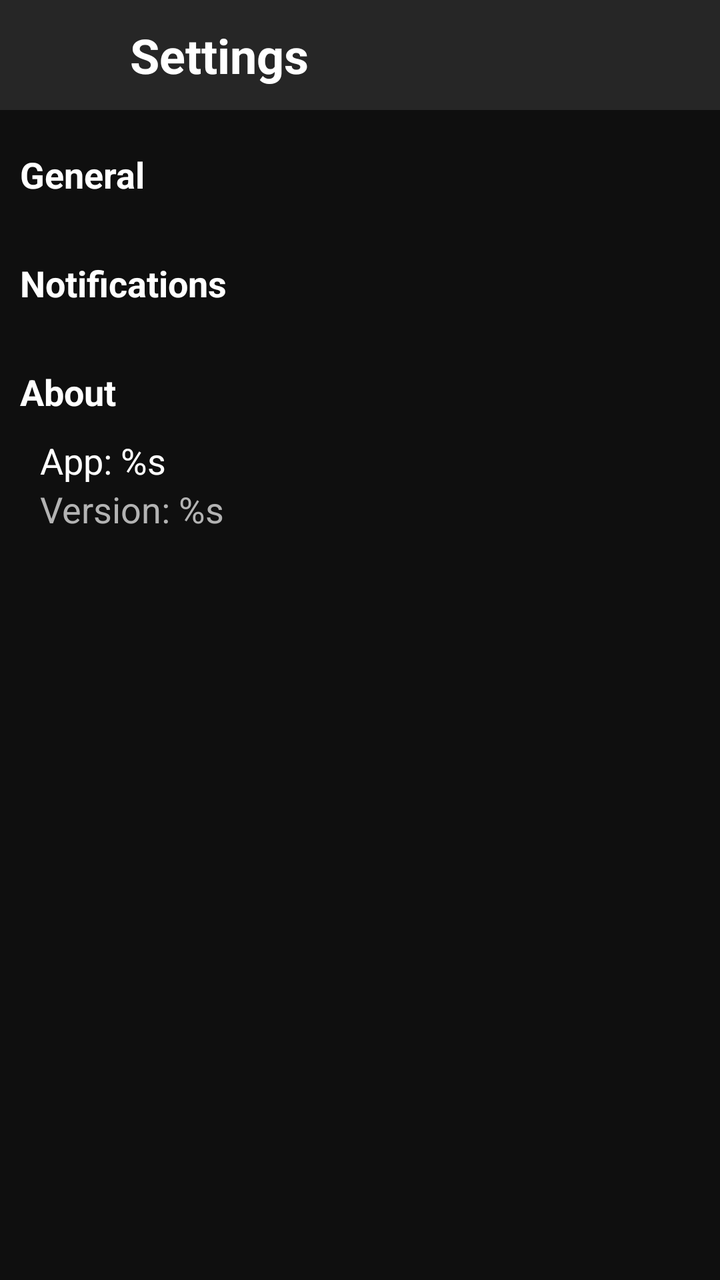
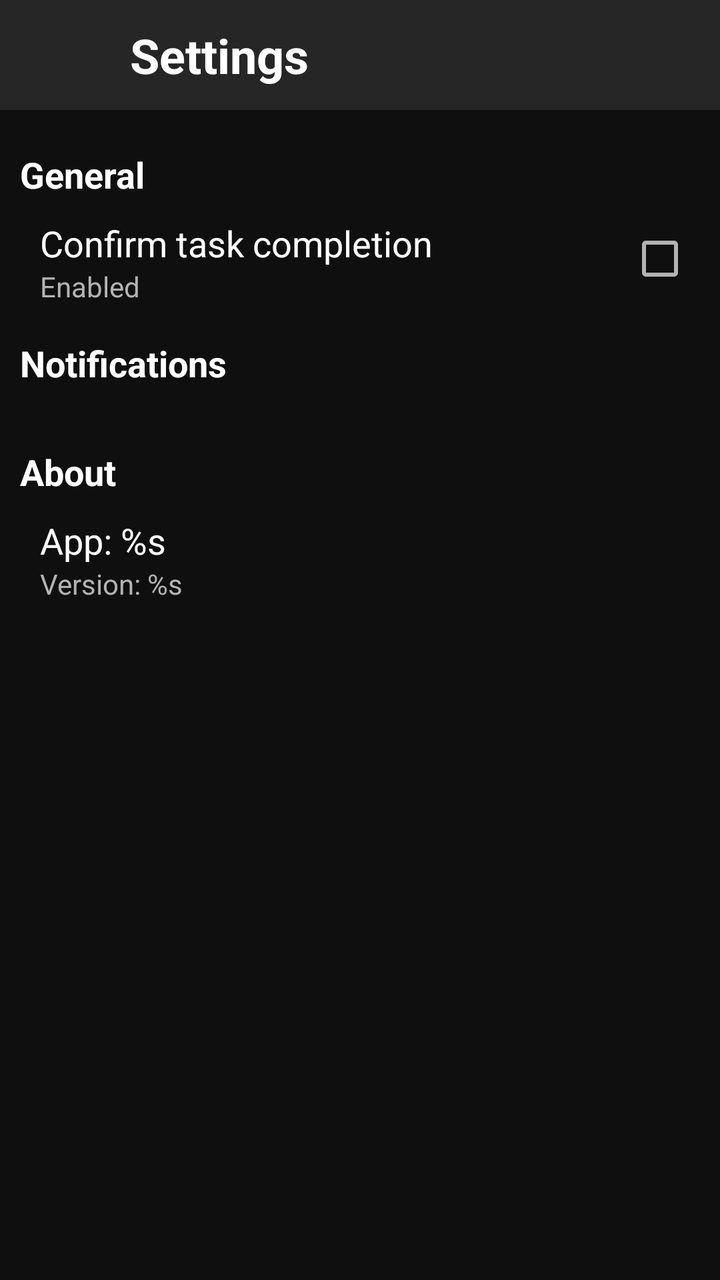

An Android layout rendered at two revisions. The XML below is the earlier revision; the diff shows what the commit changed to produce the second picture.
<!-- AndroidManifest.xml: application theme Theme.MakeMeGrow -->
<!-- res/layout/activity_settings.xml -->
<?xml version="1.0" encoding="utf-8"?>
<androidx.constraintlayout.widget.ConstraintLayout
    xmlns:android="http://schemas.android.com/apk/res/android"
    xmlns:app="http://schemas.android.com/apk/res-auto"
    xmlns:tools="http://schemas.android.com/tools"
    android:id="@+id/main"
    android:layout_width="match_parent"
    android:layout_height="match_parent"
    android:background="@color/black"
    tools:context=".ui.activity.SettingsActivity">

    <LinearLayout
        android:id="@+id/layout_taskbar"
        android:layout_width="match_parent"
        android:layout_height="55dp"
        android:background="@color/dark_gray"
        android:gravity="center_vertical"
        android:paddingHorizontal="20dp"
        app:layout_constraintTop_toTopOf="parent">

        <androidx.appcompat.widget.AppCompatButton
            android:id="@+id/button_back"
            android:layout_width="25dp"
            android:layout_height="25dp"
            android:background="@android:color/transparent"
            android:foreground="@drawable/ic_back" />

        <TextView
            android:layout_width="wrap_content"
            android:layout_height="wrap_content"
            android:layout_marginHorizontal="20dp"
            android:text="@string/settings"
            android:textColor="@color/white"
            android:textSize="@dimen/text_large"
            android:textStyle="bold" />

    </LinearLayout>

    <LinearLayout
        android:layout_width="match_parent"
        android:layout_height="wrap_content"
        app:layout_constraintTop_toBottomOf="@id/layout_taskbar"
        android:layout_margin="10dp"
        android:orientation="vertical">

        <LinearLayout
            android:layout_width="match_parent"
            android:layout_height="wrap_content"
            android:layout_marginVertical="10dp"
            android:orientation="vertical">

            <TextView
                android:layout_width="wrap_content"
                android:layout_height="wrap_content"
                android:layout_marginBottom="10dp"
                android:text="@string/general"
                android:textColor="@color/white"
                android:textSize="@dimen/text_medium"
                android:textStyle="bold"/>

        </LinearLayout>

        <LinearLayout
            android:layout_width="match_parent"
            android:layout_height="wrap_content"
            android:layout_marginVertical="10dp"
            android:orientation="vertical">

            <TextView
                android:layout_width="wrap_content"
                android:layout_height="wrap_content"
                android:layout_marginBottom="10dp"
                android:text="@string/notifications"
                android:textColor="@color/white"
                android:textSize="@dimen/text_medium"
                android:textStyle="bold"/>

        </LinearLayout>

        <LinearLayout
            android:layout_width="match_parent"
            android:layout_height="wrap_content"
            android:layout_marginVertical="10dp"
            android:orientation="vertical">

            <TextView
                android:layout_width="wrap_content"
                android:layout_height="wrap_content"
                android:layout_marginBottom="10dp"
                android:text="@string/about"
                android:textColor="@color/white"
                android:textSize="@dimen/text_medium"
                android:textStyle="bold"/>

            <TextView
                android:id="@+id/text_app_name"
                android:layout_width="wrap_content"
                android:layout_height="wrap_content"
                android:layout_marginStart="10dp"
                android:text="@string/app"
                android:textColor="@color/white"
                android:textSize="@dimen/text_medium"/>

            <TextView
                android:id="@+id/text_app_version"
                android:layout_width="wrap_content"
                android:layout_height="wrap_content"
                android:layout_marginStart="10dp"
                android:text="@string/version"
                android:textColor="@color/light_gray"
                android:textSize="@dimen/text_medium"/>

        </LinearLayout>

    </LinearLayout>

</androidx.constraintlayout.widget.ConstraintLayout>
<!-- resources referenced by this layout -->
<resources>
  <color name="black">#0F0F0F</color>
  <color name="dark_gray">#262626</color>
  <color name="light_gray">#B3B3B3</color>
  <color name="white">#FFFFFF</color>
  <dimen name="text_large">24sp</dimen>
  <dimen name="text_medium">18sp</dimen>
  <!-- drawable ic_back (drawable) -->
  <?xml version="1.0" encoding="utf-8"?>
  <vector xmlns:android="http://schemas.android.com/apk/res/android"
      android:width="60dp"
      android:height="60dp"
      android:viewportWidth="100"
      android:viewportHeight="100">
  
      <group
          android:scaleX="1"
          android:scaleY="1"
          android:translateX="3"
          android:translateY="0">
  
          <path
              android:pathData="M10,50 L90,50 M45,15 L10,50 L45,85"
              android:strokeColor="#FFFFFF"
              android:strokeWidth="8"/>
  
      </group>
  </vector>
  <string name="about">About</string>
  <string name="app">App: %s</string>
  <string name="general">General</string>
  <string name="notifications">Notifications</string>
  <string name="settings">Settings</string>
  <string name="version">Version: %s</string>
  <style name="Theme.MakeMeGrow" parent="Theme.MaterialComponents.DayNight.NoActionBar">
          
          <item name="colorPrimary">@color/purple_200</item> 
          <item name="colorPrimaryVariant">@color/purple_700</item>
          <item name="colorOnPrimary">@color/black</item>
          
          <item name="colorSecondary">@color/dark_gray</item> 
          <item name="colorSecondaryVariant">@color/dark_gray</item>
          <item name="colorOnSecondary">@color/black</item>
          
          <item name="android:statusBarColor">@color/black</item>
          
      </style>
  <color name="purple_200">#FFBB86FC</color>
  <color name="purple_700">#FF3700B3</color>
</resources>

<!-- the commit's change to res/layout/activity_settings.xml (unified diff, before → after) -->
@@ -44,71 +44,72 @@
         android:orientation="vertical">
 
         <LinearLayout
-            android:layout_width="match_parent"
-            android:layout_height="wrap_content"
-            android:layout_marginVertical="10dp"
-            android:orientation="vertical">
+            style="@style/SettingSection.Container">
 
             <TextView
-                android:layout_width="wrap_content"
-                android:layout_height="wrap_content"
-                android:layout_marginBottom="10dp"
-                android:text="@string/general"
-                android:textColor="@color/white"
-                android:textSize="@dimen/text_medium"
-                android:textStyle="bold"/>
+                style="@style/SettingSection.Name"
+                android:text="@string/general"/>
+
+            <LinearLayout
+                style="@style/SettingItem.Container"
+                android:gravity="center_vertical">
+
+                <LinearLayout
+                    android:layout_width="0dp"
+                    android:layout_height="match_parent"
+                    android:layout_weight="1"
+                    android:orientation="vertical">
+
+                    <TextView
+                        style="@style/SettingItem.Name"
+                        android:text="@string/confirm_task_completion"/>
+
+                    <TextView
+                        android:id="@+id/text_confirm_completing"
+                        style="@style/SettingItem.Value"
+                        android:text="@string/enabled"/>
+
+                </LinearLayout>
+
+                <CheckBox
+                    android:id="@+id/checkbox_confirm_completing"
+                    style="@style/SettingItem.Checkbox"/>
+
+            </LinearLayout>
 
         </LinearLayout>
 
         <LinearLayout
-            android:layout_width="match_parent"
-            android:layout_height="wrap_content"
-            android:layout_marginVertical="10dp"
-            android:orientation="vertical">
+            style="@style/SettingSection.Container">
 
             <TextView
-                android:layout_width="wrap_content"
-                android:layout_height="wrap_content"
-                android:layout_marginBottom="10dp"
-                android:text="@string/notifications"
-                android:textColor="@color/white"
-                android:textSize="@dimen/text_medium"
-                android:textStyle="bold"/>
+                style="@style/SettingSection.Name"
+                android:text="@string/notifications"/>
 
         </LinearLayout>
 
         <LinearLayout
-            android:layout_width="match_parent"
-            android:layout_height="wrap_content"
-            android:layout_marginVertical="10dp"
-            android:orientation="vertical">
+            style="@style/SettingSection.Container">
 
             <TextView
-                android:layout_width="wrap_content"
-                android:layout_height="wrap_content"
-                android:layout_marginBottom="10dp"
-                android:text="@string/about"
-                android:textColor="@color/white"
-                android:textSize="@dimen/text_medium"
-                android:textStyle="bold"/>
+                style="@style/SettingSection.Name"
+                android:text="@string/about"/>
 
-            <TextView
-                android:id="@+id/text_app_name"
-                android:layout_width="wrap_content"
-                android:layout_height="wrap_content"
-                android:layout_marginStart="10dp"
-                android:text="@string/app"
-                android:textColor="@color/white"
-                android:textSize="@dimen/text_medium"/>
+            <LinearLayout
+                style="@style/SettingItem.Container"
+                android:orientation="vertical">
 
-            <TextView
-                android:id="@+id/text_app_version"
-                android:layout_width="wrap_content"
-                android:layout_height="wrap_content"
-                android:layout_marginStart="10dp"
-                android:text="@string/version"
-                android:textColor="@color/light_gray"
-                android:textSize="@dimen/text_medium"/>
+                <TextView
+                    android:id="@+id/text_app_name"
+                    style="@style/SettingItem.Name"
+                    android:text="@string/app" />
+
+                <TextView
+                    android:id="@+id/text_app_version"
+                    style="@style/SettingItem.Value"
+                    android:text="@string/version"/>
+
+            </LinearLayout>
 
         </LinearLayout>
 
<!-- resource entries referenced after the edit -->
@@ -6,6 +6,7 @@
   <color name="white">#FFFFFF</color>
   <dimen name="text_large">24sp</dimen>
   <dimen name="text_medium">18sp</dimen>
+  <dimen name="text_small">14sp</dimen>
   <!-- drawable ic_back (drawable) -->
   <?xml version="1.0" encoding="utf-8"?>
   <vector xmlns:android="http://schemas.android.com/apk/res/android"
@@ -29,10 +30,48 @@
   </vector>
   <string name="about">About</string>
   <string name="app">App: %s</string>
+  <string name="confirm_task_completion">Confirm task completion</string>
+  <string name="enabled">Enabled</string>
   <string name="general">General</string>
   <string name="notifications">Notifications</string>
   <string name="settings">Settings</string>
   <string name="version">Version: %s</string>
+  <style name="SettingItem.Checkbox">
+          <item name="android:layout_width">40dp</item>
+          <item name="android:layout_height">40dp</item>
+          <item name="android:buttonTint">@color/light_gray</item>
+      </style>
+  <style name="SettingItem.Container">
+          <item name="android:layout_width">match_parent</item>
+          <item name="android:layout_height">wrap_content</item>
+          <item name="android:layout_marginStart">10dp</item>
+      </style>
+  <style name="SettingItem.Name">
+          <item name="android:layout_width">wrap_content</item>
+          <item name="android:layout_height">wrap_content</item>
+          <item name="android:textColor">@color/white</item>
+          <item name="android:textSize">@dimen/text_medium</item>
+      </style>
+  <style name="SettingItem.Value">
+          <item name="android:layout_width">wrap_content</item>
+          <item name="android:layout_height">wrap_content</item>
+          <item name="android:textColor">@color/light_gray</item>
+          <item name="android:textSize">@dimen/text_small</item>
+      </style>
+  <style name="SettingSection.Container">
+          <item name="android:layout_width">match_parent</item>
+          <item name="android:layout_height">wrap_content</item>
+          <item name="android:layout_marginVertical">10dp</item>
+          <item name="android:orientation">vertical</item>
+      </style>
+  <style name="SettingSection.Name">
+          <item name="android:layout_width">wrap_content</item>
+          <item name="android:layout_height">wrap_content</item>
+          <item name="android:layout_marginBottom">10dp</item>
+          <item name="android:textColor">@color/white</item>
+          <item name="android:textSize">@dimen/text_medium</item>
+          <item name="android:textStyle">bold</item>
+      </style>
   <style name="Theme.MakeMeGrow" parent="Theme.MaterialComponents.DayNight.NoActionBar">
           
           <item name="colorPrimary">@color/purple_200</item> 
